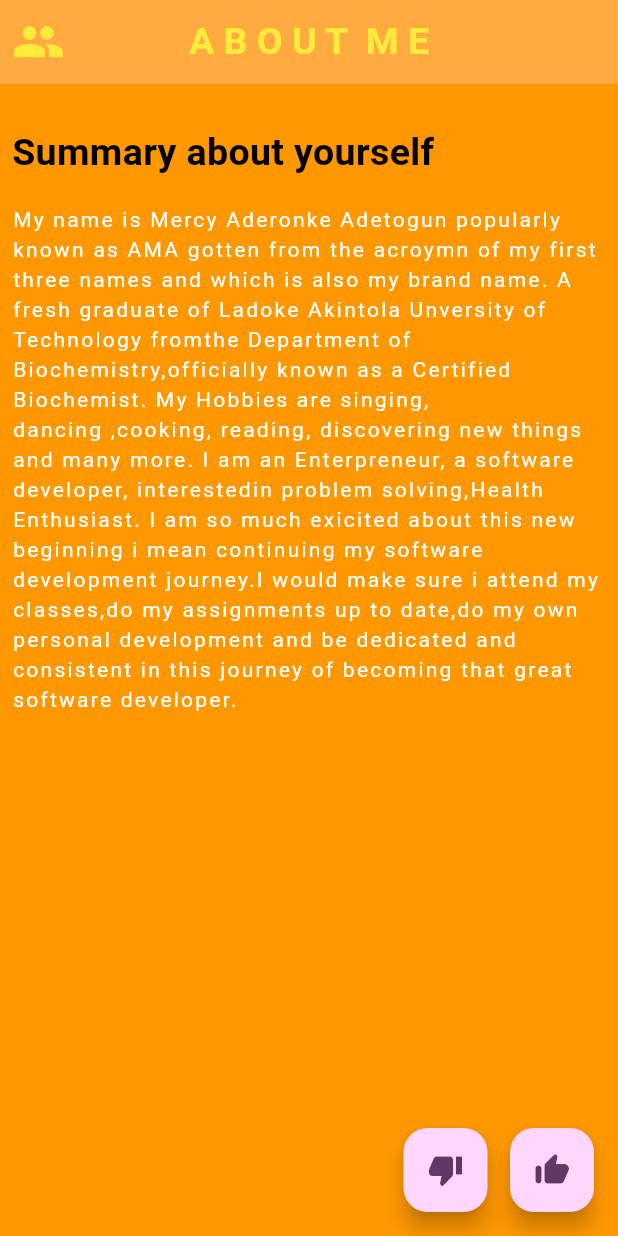
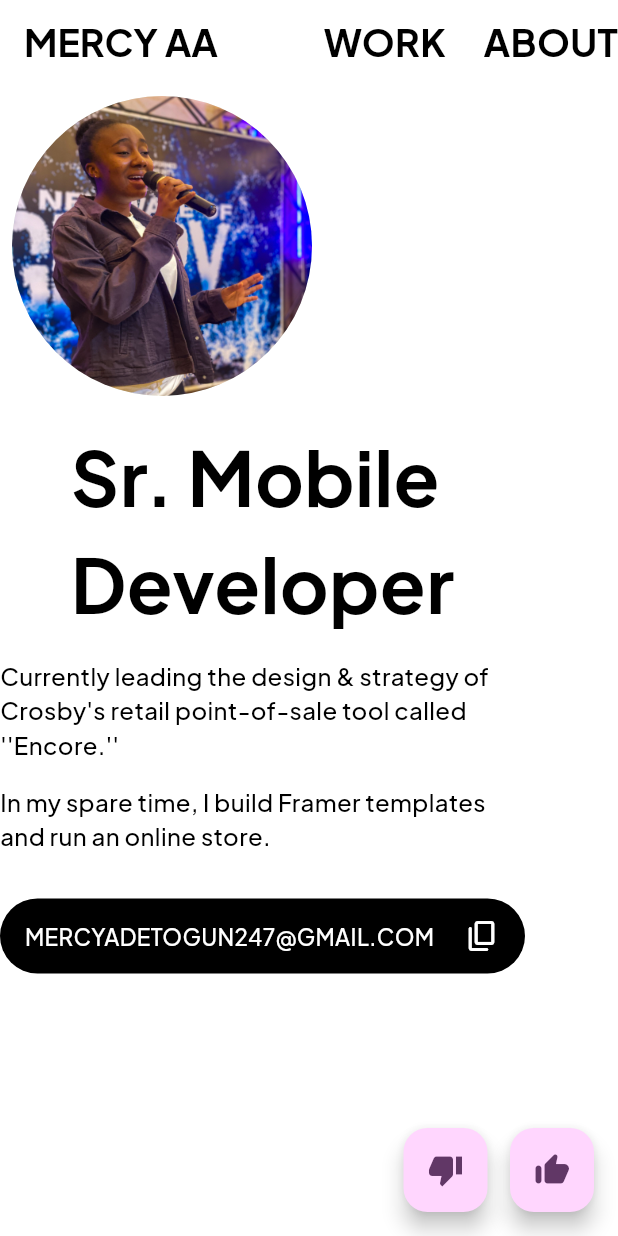
Before and after one commit to Aderonke11/About-Me, a Flutter app: the screen it shows after launch, on a phone screen of 412 x 824 dp. Run offline on Flutter 3.47's test engine with Material 3 defaults, Android fonts, the phone set to English and light mode, and no system bars.

Commit message:
changes a new project

```diff
--- a/lib/main.dart
+++ b/lib/main.dart
@@ -12,6 +12,7 @@ class MyApp extends StatelessWidget {
   Widget build(BuildContext context) {
     return MaterialApp(
       title: 'About Me',
+      debugShowCheckedModeBanner: false,
       theme: ThemeData(
         // This is the theme of your application.
         //
@@ -29,6 +30,7 @@ class MyApp extends StatelessWidget {
         // This works for code too, not just values: Most code changes can be
         // tested with just a hot reload.
         colorScheme: ColorScheme.fromSeed(seedColor: Colors.purpleAccent),
+        fontFamily: "Jakarta",
       ),
       home: const MyHomePage(),
     );
@@ -85,93 +87,43 @@ class _MyHomePageState extends State<MyHomePage> {
     // fast, so that you can just rebuild anything that needs updating rather
     // than having to individually change instances of widgets.
     return Scaffold(
-      backgroundColor: Colors.orange,
+      backgroundColor: Colors.white,
       appBar: AppBar(
-        leading: Icon(
-          Icons.people,
-          size: 35,
-          color: Colors.yellow,
-        ),
-        leadingWidth: 50.90,
+        elevation:2,
         automaticallyImplyLeading: false,
-
         // TRY THIS: Try changing the color here to a specific color (to
         // Colors.amber, perhaps?) and trigger a hot reload to see the AppBar
         // ch0xff_14_14_14 while the other colors stay the same.
-        backgroundColor: Colors.orangeAccent,
+        backgroundColor: Colors.white,
+        surfaceTintColor: Colors.white,
         // Here we take the value from the MyHomePage object that was created by
         // the App.build method, and use it to set our appbar title.
-        centerTitle: true,
+        centerTitle: false,
 
 
-        // title: Row(
-        //   mainAxisAlignment: MainAxisAlignment.spaceBetween,
-        //   children: [
-        //     Icon(
-        //       Icons.people_alt_rounded,
-        //       size: 70,
-        //       color: Colors.grey,
-        //     ),
-        // Image.network(
-        //     "https://t3.ftcdn.net/jpg/02/43/12/34/360_F_243123463_zTooub557xEWABDLk0jJklDyLSGl2jrr.jpg",
-        //         height: 35,
-        //         width: 35,
-        // ),
-        //   Column(
-        //     crossAxisAlignment: CrossAxisAlignment.start,
-        //     children: [
-        //       Text("A B O U T  M E",
-        //           style: TextStyle(color: Colors.black)
-        //       ),
-        //       Text("My Name is Mercy A.A",
-        //           style: TextStyle(color: Colors.grey)
-        //       ),
-        //     ],
-        //   ),
-        //   Icon(
-        //     Icons.video_call,
-        //     size: 70,
-        //     color: Colors.grey,
-        //   ),
-        //   Icon(
-        //     Icons.call,
-        //     size: 70,
-        //     color: Colors.black,
-        //   ),
-        //   Icon(
-        //     Icons.search,
-        //     size: 70,
-        //     color: Colors.white,
-        //   ),
-        // ],
-        // ),
-        title: Column(
-          crossAxisAlignment: CrossAxisAlignment.start,
-          children: [
-            Text(
-              "A B O U T  M E",
-              style: TextStyle(
-                  color: Colors.yellow,
-                  fontSize: 25,
-                  fontWeight: FontWeight.bold,
-                  fontStyle: FontStyle.normal),
+         title: Text("MERCY AA",
+           style:
+           TextStyle(fontSize: 25, color: Colors.black, fontWeight: FontWeight.w600),
          ),
-            //     Text(
-            //       "My Name is Mercy A.A a Software Engineer with Tri-Inspire",
-            //       textAlign: TextAlign.left,
-            //       style: TextStyle(
-            //           color: Colors.white70,
-            //           fontSize: 13,
-            //           fontWeight: FontWeight.w500,
-            //           fontStyle: FontStyle.normal),
-            //     ),
+        actions:[
+          GestureDetector(
+            onDoubleTap: () {
+              print("Work is Double tapped");
+            },
+             child: Text("WORK",style: TextStyle(fontSize:25, color: Colors.black, fontWeight: FontWeight.w600),
+             ),
+           ),
+           SizedBox(
+             width: 25,
+           ),
+          GestureDetector(
+            onTap: () {
+             print("About is tapped");
+    },
+             child: Text("ABOUT", style: TextStyle(fontSize:25, color: Colors.black, fontWeight: FontWeight.w600),
+             ),
+           ),
     ],
-        ),
-        // actions: [
-        //   Icon(Icons.video_call, color: Colors.white, size: 30,),
-        //   Icon(Icons.call, color: Colors.white, size: 30,),
-        //   Icon(Icons.search, color: Colors.white, size: 30,),
-        // ],
     ),
     body: Column(
         // Column is also a layout widget. It takes a list of children and
@@ -190,6 +142,17 @@ class _MyHomePageState extends State<MyHomePage> {
         mainAxisAlignment: MainAxisAlignment.start,
         crossAxisAlignment: CrossAxisAlignment.start,
         children: [
+            Container(
+              padding: EdgeInsets.all(12),
+              margin: EdgeInsets.all(8),
+              height: 200,
+              width: 200,
+              decoration: BoxDecoration(
+                color: const Color.fromARGB(255, 231, 236, 226),
+                shape: BoxShape.circle,
+                image: DecorationImage(image: AssetImage("assets/png/mercy.png"))
+              ),
+            ),
           // const Text('How many Likes can you give me:'),
           //   '$_decrease',
           //   style: Theme.of(context).textTheme.headlineMedium,
@@ -207,28 +170,79 @@ class _MyHomePageState extends State<MyHomePage> {
           //   style: Theme.of(context).textTheme.headlineMedium,
           // ),
           SizedBox(
-            height: 20,
+            height: 10,
           ),
-          Padding(
-            padding: const EdgeInsets.all(8.0),
-            child: Text('Summary about yourself', style: TextStyle(fontSize: 25, color: Colors.black, fontWeight:FontWeight.bold)),
+          SizedBox(
+            width: 350,
+              child: Column(
+                children: [
+                  Text("Sr. Mobile\nDeveloper",
+                      textAlign :TextAlign.left,
+                      style: TextStyle(fontSize: 50, color: Colors.black, fontWeight:FontWeight.bold),
     ),
-          Padding(
-            padding: const EdgeInsets.all(8.0),
-            child: Text('My name is Mercy Aderonke Adetogun popularly known as AMA gotten from the acroymn of my first'
-                ' three names and which is also my brand name. A fresh graduate of Ladoke Akintola Unversity of Technology from'
-                'the Department of Biochemistry,officially known as a Certified Biochemist. My Hobbies are singing, '
-                'dancing ,cooking, reading, discovering new things and many more. I am an Enterpreneur, a software developer, interested'
-                'in problem solving,Health Enthusiast. I am so much exicited about this new beginning i mean continuing my software development'
-                ' journey.I would make sure i attend my classes,do my assignments up to date,do my own personal development and be dedicated'
-                ' and consistent in this journey of becoming that great software developer.', style: TextStyle(color: Colors.white, letterSpacing: 1.5),
+          SizedBox(
+            height:15,
+          ),
+          Text("Currently leading the design & strategy of Crosby's retail point-of-sale tool called ''Encore.''",
+                  textAlign: TextAlign.left,
+                  style: TextStyle(fontSize: 16,color: Colors.black, fontWeight: FontWeight.w500)),
+          SizedBox(
+            height:15,
+          ),
+          Text("In my spare time, I build Framer templates and run an online store.",
+              textAlign: TextAlign.left,
+              style: TextStyle(fontSize: 16,color: Colors.black, fontWeight: FontWeight.w500)
+    ),
+    ],
           ),
     ),
+
+          SizedBox(
+            height: 30,
+          ),
+          SizedBox(
+          width: 350,
+            child: Container(
+                  height: 50,
+                  padding: EdgeInsets.all(12),
+                  decoration: BoxDecoration(color: Colors.black,
+                  borderRadius: BorderRadius.circular(50),),
+                  child: Row(
+                    mainAxisAlignment: MainAxisAlignment.center,
+                    children: [
+                      Text("MERCYADETOGUN247@GMAIL.COM",
+                      style: TextStyle(fontSize: 15, color: Colors.white,fontWeight: FontWeight.w500),),
+
+                      SizedBox(
+                        width:20,
+                      ),
+                      Icon(
+                        Icons.content_copy_rounded,
+                        color: Colors.white
+                      )
+
+
+                    ],
+                  ) ,
+                ),
+          ),
+          // Padding(
+          //   padding: const EdgeInsets.all(8.0),
+          //   child: Text('My name is Mercy Aderonke Adetogun popularly known as AMA gotten from the acroymn of my first'
+          //       ' three names and which is also my brand name. A fresh graduate of Ladoke Akintola Unversity of Technology from'
+          //       'the Department of Biochemistry,officially known as a Certified Biochemist. My Hobbies are singing, '
+          //       'dancing ,cooking, reading, discovering new things and many more. I am an Enterpreneur, a software developer, interested'
+          //       'in problem solving,Health Enthusiast. I am so much exicited about this new beginning i mean continuing my software development'
+          //       ' journey.I would make sure i attend my classes,do my assignments up to date,do my own personal development and be dedicated'
+          //       ' and consistent in this journey of becoming that great software developer.', style: TextStyle(color: Colors.black, letterSpacing: 1.5),
+          //   ),
+          //),
           SizedBox(
             width: 10,
           ),
           ],
       ),
+
       floatingActionButton: Row(
         mainAxisAlignment: MainAxisAlignment.end,
         children: [
```
Also changed, not shown: pubspec.yaml (+15 -9 lines), assets/fonts/PlusJakartaSans-Bold.ttf (added), assets/fonts/PlusJakartaSans-ExtraBold.ttf (added), assets/fonts/PlusJakartaSans-Light.ttf (added), assets/fonts/PlusJakartaSans-Medium.ttf (added), assets/fonts/PlusJakartaSans-Regular.ttf (added), assets/png/mercy.png (added), pubspec.lock, 1 other file. Lines whose indentation alone changed are shown as unchanged.
